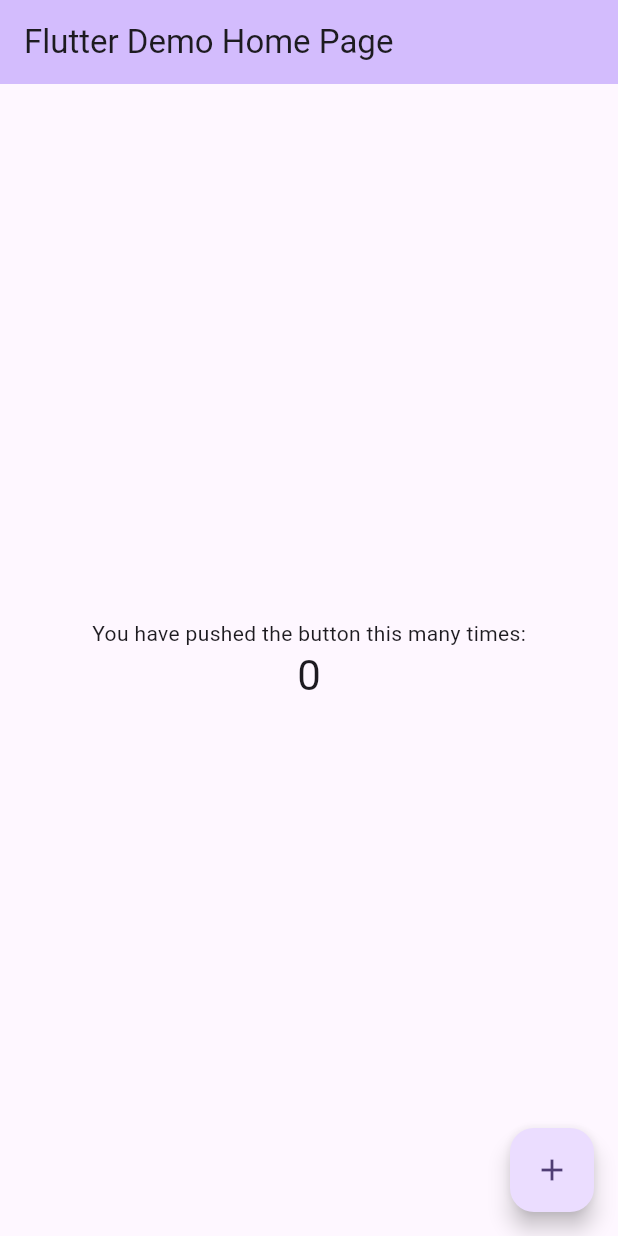
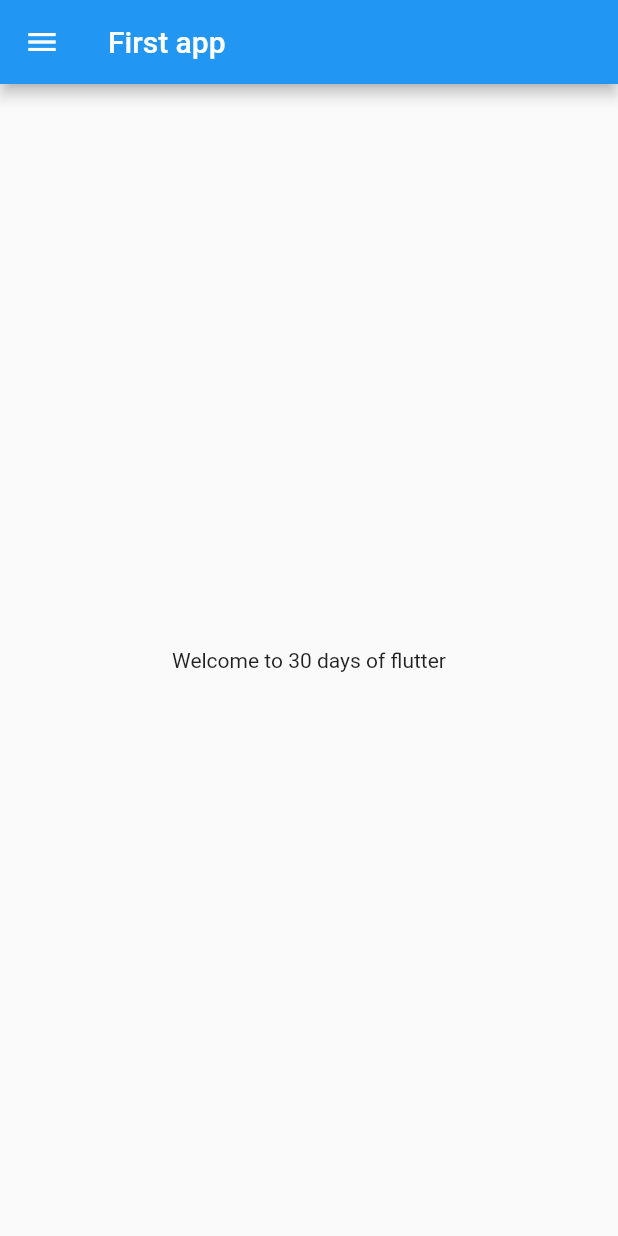
Before and after one commit to Niik5555/Flutter_First_App, a Flutter app: the screen it shows after launch, on a phone screen of 412 x 824 dp. Run offline on Flutter 3.47's test engine with Material 2 defaults, Android fonts, the phone set to English and light mode, and no system bars.

Commit message:
Day 2 completed

```diff
--- /dev/null
+++ b/first_app/lib/home.dart
@@ -0,0 +1,19 @@
+import "package:flutter/material.dart";
+
+class Homepage extends StatelessWidget {
+  final int days = 30;
+
+  const Homepage({super.key});
+  @override
+  Widget build(BuildContext context) {
+    return Scaffold(
+      appBar: AppBar(
+        title: const Text('First app'),
+      ),
+      body: Center(
+        child: Text("Welcome to $days days of flutter"),
+      ),
+      drawer: const Drawer(),
+    );
+  }
+}
--- a/first_app/lib/main.dart
+++ b/first_app/lib/main.dart
@@ -1,125 +1,17 @@
 import 'package:flutter/material.dart';
+import 'home.dart';
 
 void main() {
   runApp(const MyApp());
 }
 
 class MyApp extends StatelessWidget {
-  const MyApp({super.key});
+  const MyApp({Key? key}) : super(key: key);
 
-  // This widget is the root of your application.
   @override
   Widget build(BuildContext context) {
     return MaterialApp(
-      title: 'Flutter Demo',
-      theme: ThemeData(
-        // This is the theme of your application.
-        //
-        // TRY THIS: Try running your application with "flutter run". You'll see
-        // the application has a blue toolbar. Then, without quitting the app,
-        // try changing the seedColor in the colorScheme below to Colors.green
-        // and then invoke "hot reload" (save your changes or press the "hot
-        // reload" button in a Flutter-supported IDE, or press "r" if you used
-        // the command line to start the app).
-        //
-        // Notice that the counter didn't reset back to zero; the application
-        // state is not lost during the reload. To reset the state, use hot
-        // restart instead.
-        //
-        // This works for code too, not just values: Most code changes can be
-        // tested with just a hot reload.
-        colorScheme: ColorScheme.fromSeed(seedColor: Colors.deepPurple),
-        useMaterial3: true,
-      ),
-      home: const MyHomePage(title: 'Flutter Demo Home Page'),
+      home: Homepage(),
     );
   }
 }
-
-class MyHomePage extends StatefulWidget {
-  const MyHomePage({super.key, required this.title});
-
-  // This widget is the home page of your application. It is stateful, meaning
-  // that it has a State object (defined below) that contains fields that affect
-  // how it looks.
-
-  // This class is the configuration for the state. It holds the values (in this
-  // case the title) provided by the parent (in this case the App widget) and
-  // used by the build method of the State. Fields in a Widget subclass are
-  // always marked "final".
-
-  final String title;
-
-  @override
-  State<MyHomePage> createState() => _MyHomePageState();
-}
-
-class _MyHomePageState extends State<MyHomePage> {
-  int _counter = 0;
-
-  void _incrementCounter() {
-    setState(() {
-      // This call to setState tells the Flutter framework that something has
-      // changed in this State, which causes it to rerun the build method below
-      // so that the display can reflect the updated values. If we changed
-      // _counter without calling setState(), then the build method would not be
-      // called again, and so nothing would appear to happen.
-      _counter++;
-    });
-  }
-
-  @override
-  Widget build(BuildContext context) {
-    // This method is rerun every time setState is called, for instance as done
-    // by the _incrementCounter method above.
-    //
-    // The Flutter framework has been optimized to make rerunning build methods
-    // fast, so that you can just rebuild anything that needs updating rather
-    // than having to individually change instances of widgets.
-    return Scaffold(
-      appBar: AppBar(
-        // TRY THIS: Try changing the color here to a specific color (to
-        // Colors.amber, perhaps?) and trigger a hot reload to see the AppBar
-        // change color while the other colors stay the same.
-        backgroundColor: Theme.of(context).colorScheme.inversePrimary,
-        // Here we take the value from the MyHomePage object that was created by
-        // the App.build method, and use it to set our appbar title.
-        title: Text(widget.title),
-      ),
-      body: Center(
-        // Center is a layout widget. It takes a single child and positions it
-        // in the middle of the parent.
-        child: Column(
-          // Column is also a layout widget. It takes a list of children and
-          // arranges them vertically. By default, it sizes itself to fit its
-          // children horizontally, and tries to be as tall as its parent.
-          //
-          // Column has various properties to control how it sizes itself and
-          // how it positions its children. Here we use mainAxisAlignment to
-          // center the children vertically; the main axis here is the vertical
-          // axis because Columns are vertical (the cross axis would be
-          // horizontal).
-          //
-          // TRY THIS: Invoke "debug painting" (choose the "Toggle Debug Paint"
-          // action in the IDE, or press "p" in the console), to see the
-          // wireframe for each widget.
-          mainAxisAlignment: MainAxisAlignment.center,
-          children: <Widget>[
-            const Text(
-              'You have pushed the button this many times:',
-            ),
-            Text(
-              '$_counter',
-              style: Theme.of(context).textTheme.headlineMedium,
-            ),
-          ],
-        ),
-      ),
-      floatingActionButton: FloatingActionButton(
-        onPressed: _incrementCounter,
-        tooltip: 'Increment',
-        child: const Icon(Icons.add),
-      ), // This trailing comma makes auto-formatting nicer for build methods.
-    );
-  }
-}
```
